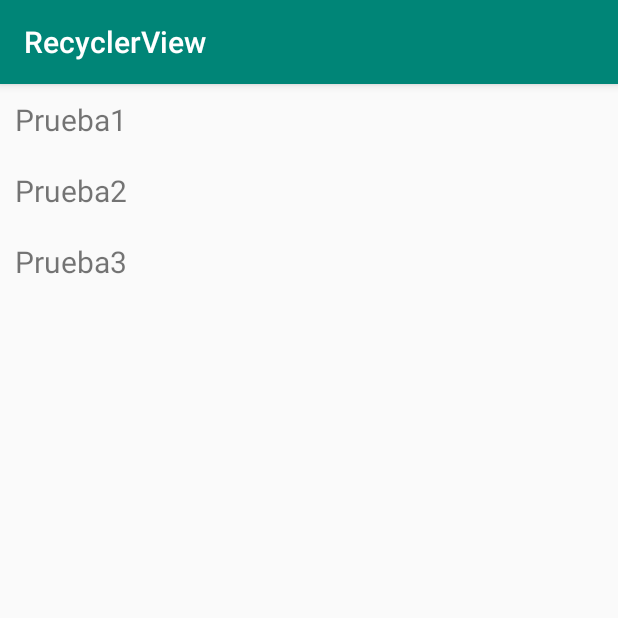
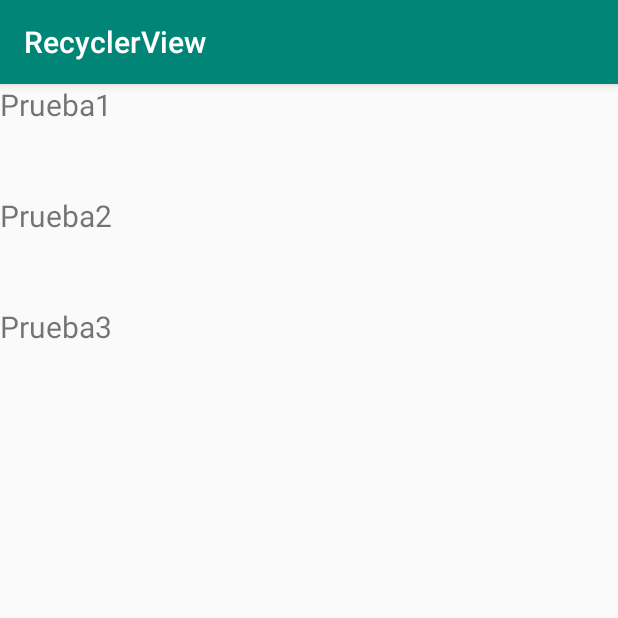
Before and after one commit to Manuel-Ag/PMD_19-20, an Android app: the screen it shows after launch (MainActivity), on a phone screen of 412 x 824 dp, the top half of it. Run offline under Robolectric (Android 15) with nearby library versions, the phone set to English and light mode, and no system bars.

Commit message:
Terminado RecyclerView

```diff
--- a/RecyclerView/app/src/main/java/com/example/recyclerview/MainActivity.java
+++ b/RecyclerView/app/src/main/java/com/example/recyclerview/MainActivity.java
@@ -5,15 +5,17 @@ import androidx.recyclerview.widget.LinearLayoutManager;
 import androidx.recyclerview.widget.RecyclerView;
 
 import android.os.Bundle;
+import android.util.Log;
+import android.view.View;
 
 /**
  * Ejemplo a seguir: https://stackoverflow.com/questions/40584424/simple-android-recyclerview-example
  */
 
-public class MainActivity extends AppCompatActivity {
+public class MainActivity extends AppCompatActivity implements MyAdapter.ItemClickListener {
 
     private RecyclerView recyclerView;
-    private RecyclerView.Adapter mAdapter;
+    private MyAdapter mAdapter;
     private RecyclerView.LayoutManager layoutManager;
     private String[] myDataSet = {"Prueba1", "Prueba2", "Prueba3"};
 
@@ -33,7 +35,12 @@ public class MainActivity extends AppCompatActivity {
 
         // specify an adapter (see also next example)
         mAdapter = new MyAdapter(myDataSet);
+        mAdapter.setClickListener(this);
         recyclerView.setAdapter(mAdapter);
     }
 
+    @Override
+    public void onItemClick(View view, int position) {
+        Log.d("prueba", "You clicked " + mAdapter.getItem(position) + " on row number " + position);
+    }
 }
--- a/RecyclerView/app/src/main/java/com/example/recyclerview/MyAdapter.java
+++ b/RecyclerView/app/src/main/java/com/example/recyclerview/MyAdapter.java
@@ -5,6 +5,7 @@ import android.view.View;
 import android.view.ViewGroup;
 import android.widget.TextView;
 
+import androidx.annotation.NonNull;
 import androidx.recyclerview.widget.RecyclerView;
 
 
@@ -12,49 +13,82 @@ import androidx.recyclerview.widget.RecyclerView;
  * Ejemplo a seguir: https://stackoverflow.com/questions/40584424/simple-android-recyclerview-example
  */
 public class MyAdapter extends RecyclerView.Adapter<MyAdapter.MyViewHolder> {
-    private String[] mDataset;
 
-    // Provide a reference to the views for each data item
-    // Complex data items may need more than one view per item, and
-    // you provide access to all the views for a data item in a view holder
-    public static class MyViewHolder extends RecyclerView.ViewHolder {
-        // each data item is just a string in this case
-        public TextView textView;
-        public MyViewHolder(View v) {
-            super(v);
-            textView = v.findViewById(R.id.textView); // pequeño cambio respecto a la documentación, debemos de entrar dentro del Layout para acceder al textView
-        }
+    private String[] mDataSet;
+    private ItemClickListener mClickListener;
+
+    /**
+     * Constructor al que le pasamos como parámetro los datos
+     * @param mDataSet
+     */
+    public MyAdapter(String[] mDataSet) {
+        this.mDataSet = mDataSet;
     }
 
-    // Provide a suitable constructor (depends on the kind of dataset)
-    public MyAdapter(String[] myDataset) {
-        mDataset = myDataset;
-    }
+    /**
+     * El layout manager llama a este método
+     * @param parent
+     * @param viewType
+     * @return
+     */
+    @NonNull
+    @Override
+    public MyAdapter.MyViewHolder onCreateViewHolder(@NonNull ViewGroup parent, int viewType) {
 
-    // Create new views (invoked by the layout manager)
-    @Override
-    public MyAdapter.MyViewHolder onCreateViewHolder(ViewGroup parent,
-                                                     int viewType) {
-        // create a new view
-        View v = LayoutInflater.from(parent.getContext())       // Otro pequeño cambio
+        View v = LayoutInflater.from(parent.getContext())
                 .inflate(R.layout.fila, parent, false);
-        //...
+
         MyViewHolder vh = new MyViewHolder(v);
         return vh;
     }
 
-    // Replace the contents of a view (invoked by the layout manager)
+    /**
+     * Este método reemplaza en contenido de las vistas
+     * @param holder
+     * @param position
+     */
     @Override
-    public void onBindViewHolder(MyViewHolder holder, int position) {
-        // - get element from your dataset at this position
-        // - replace the contents of the view with that element
-        holder.textView.setText(mDataset[position]);
-
+    public void onBindViewHolder(@NonNull MyAdapter.MyViewHolder holder, int position) {
+        holder.textView.setText(mDataSet[position]);
     }
 
-    // Return the size of your dataset (invoked by the layout manager)
     @Override
     public int getItemCount() {
-        return mDataset.length;
+        return mDataSet.length;
+    }
+
+    // convenience method for getting data at click position
+    public String getItem(int pos) {
+        return mDataSet[pos];
+    }
+
+    /**
+     * Aquí utilizamos toas las referencias a las vistas a mostrar en cada fila
+     */
+    public class MyViewHolder extends RecyclerView.ViewHolder implements View.OnClickListener {
+        TextView textView;
+
+        public MyViewHolder(View v) {
+            super(v);
+            // Debemos tener acceso a las vistas a través de la vista que nos llega (LinearLayout)
+            textView = v.findViewById(R.id.textView);
+            textView.setOnClickListener(this);
+        }
+
+        @Override
+        public void onClick(View view) {
+            if (mClickListener != null)
+                mClickListener.onItemClick(view, getAdapterPosition());
+        }
+    }
+
+    // parent activity will implement this method to respond to click events
+    public interface ItemClickListener {
+        void onItemClick(View view, int position);
+    }
+
+    // allows clicks events to be caught
+    void setClickListener(ItemClickListener itemClickListener) {
+        this.mClickListener = itemClickListener;
     }
 }
--- /dev/null
+++ b/RecyclerView/app/src/main/res/drawable/custon_ripple.xml
@@ -0,0 +1,13 @@
+<?xml version="1.0" encoding="utf-8"?>
+<selector xmlns:android="http://schemas.android.com/apk/res/android">
+    <item android:state_pressed="true">
+        <shape android:shape="rectangle">
+            <solid android:color="@color/colorAccent" />
+        </shape>
+    </item>
+    <item>
+        <shape android:shape="rectangle">
+            <solid android:color="@android:color/transparent" />
+        </shape>
+    </item>
+</selector>
--- a/RecyclerView/app/src/main/res/layout/fila.xml
+++ b/RecyclerView/app/src/main/res/layout/fila.xml
@@ -1,15 +1,17 @@
 <?xml version="1.0" encoding="utf-8"?>
-<LinearLayout
-    xmlns:android="http://schemas.android.com/apk/res/android"
+<LinearLayout xmlns:android="http://schemas.android.com/apk/res/android"
+    xmlns:app="http://schemas.android.com/apk/res-auto"
     android:layout_width="match_parent"
     android:layout_height="wrap_content"
-    android:orientation="horizontal"
-    android:padding="10dp">
+    android:background="@drawable/custon_ripple"
+    android:orientation="horizontal">
 
     <TextView
         android:id="@+id/textView"
-        android:layout_width="wrap_content"
-        android:layout_height="wrap_content"
-        android:textSize="20sp"/>
+        android:layout_width="match_parent"
+        android:layout_height="74dp"
+        android:background="?attr/selectableItemBackground"
+        android:marqueeRepeatLimit="0"
+        android:textSize="20sp" />
 
 </LinearLayout>
```
